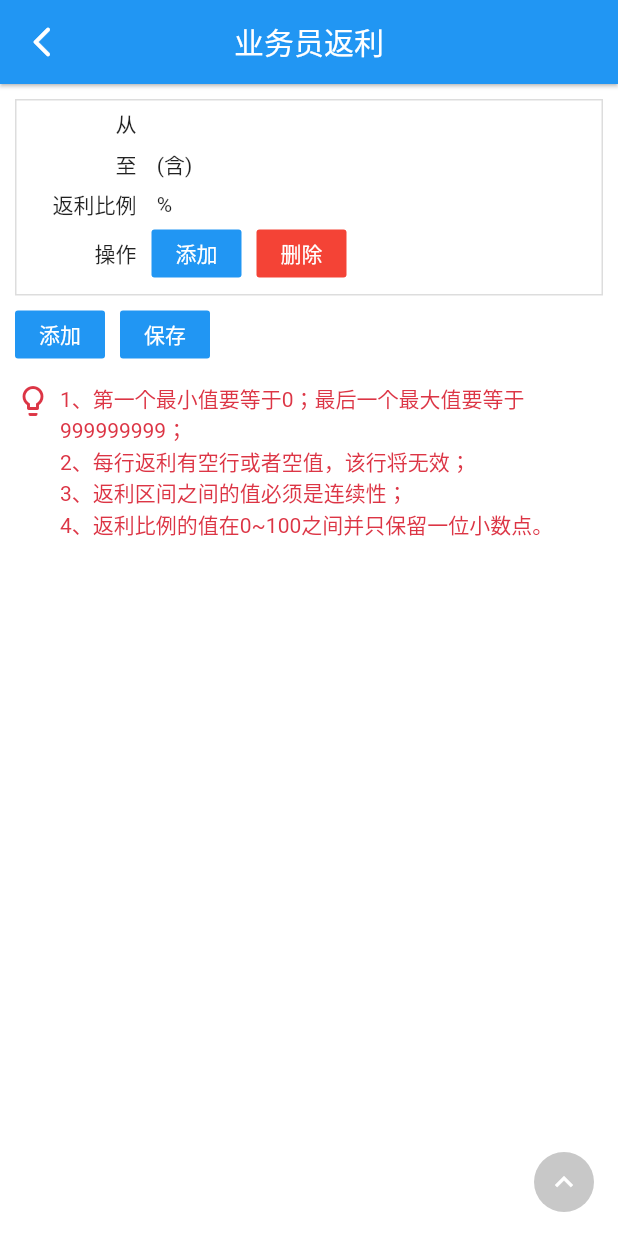
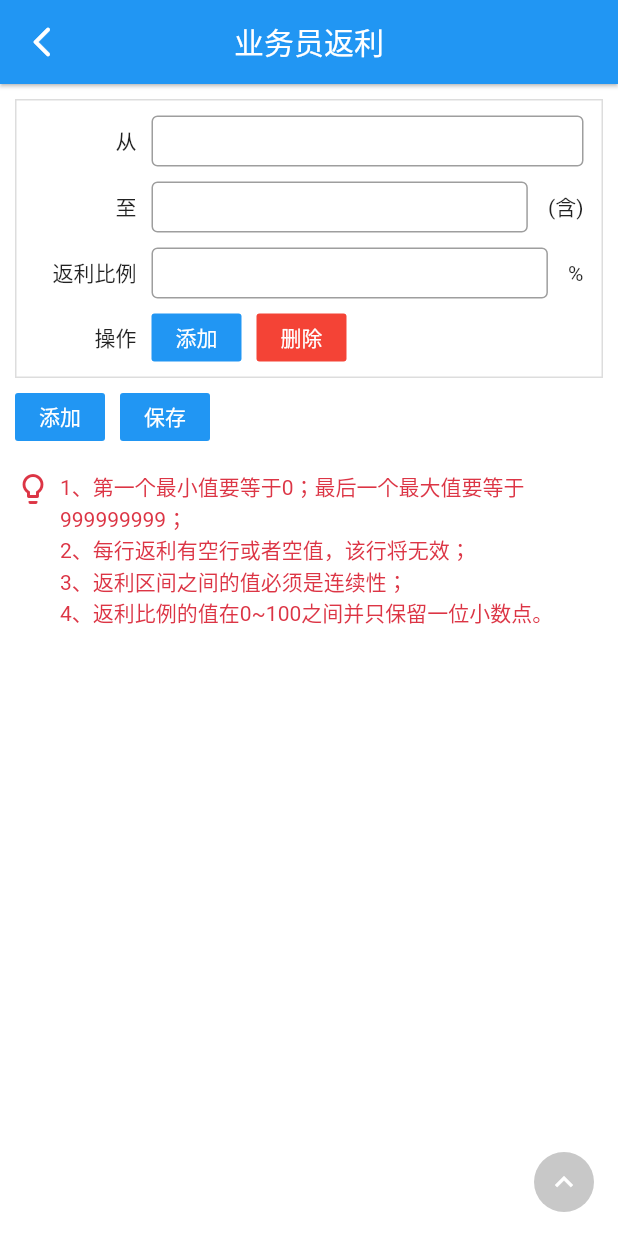
Before and after one commit to j787701730/admin_flutter, a Flutter app: the RebateSaleMan screen opened by its route, after a tap on "添加", on a phone screen of 412 x 824 dp. Run offline on Flutter 3.47's test engine with Material 2 defaults, Android fonts, the phone set to English and light mode, and no system bars; drawn by our look-alikes of pull_to_refresh; our stand-ins replace charts_flutter, cookie_jar, dio, dio_cookie_manager, flutter_datetime_picker, flutter_html and 5 more; missing offline and left inert: flutter_luban, fluwx; accounts and stored records are empty; network calls fail.

Commit message:
业务员返利比例修改

```diff
--- a/lib/plugin/input.dart
+++ b/lib/plugin/input.dart
@@ -56,7 +56,7 @@ class _InputState extends State<Input> {
           Container(
             width: widget.labelWidth ?? 80,
             alignment: Alignment.centerRight,
-            margin: EdgeInsets.only(right: 10, top: widget.marginTop),
+            margin: EdgeInsets.only(right: widget.label == '' ? 0 : 10, top: widget.marginTop),
             child: Row(
               mainAxisAlignment: MainAxisAlignment.end,
               children: <Widget>[
--- a/lib/rebate/rebate_sale_man.dart
+++ b/lib/rebate/rebate_sale_man.dart
@@ -1,11 +1,13 @@
 import 'dart:async';
 import 'dart:convert';
 
+import 'package:admin_flutter/plugin/input.dart';
 import 'package:admin_flutter/primary_button.dart';
 import 'package:admin_flutter/style.dart';
 import 'package:admin_flutter/utils.dart';
 import 'package:flutter/cupertino.dart';
 import 'package:flutter/material.dart';
+import 'package:fluttertoast/fluttertoast.dart';
 import 'package:pull_to_refresh/pull_to_refresh.dart';
 
 class RebateSaleMan extends StatefulWidget {
@@ -108,9 +110,10 @@ class _RebateSaleManState extends State<RebateSaleMan> {
   }
 
   save() {
-    print(ajaxData);
     List arr = [];
     int sort = 1;
+    bool flag = true;
+    List msg = [];
     for (var o in ajaxData) {
       if (o['left_value'] != null &&
           o['right_value'] != null &&
@@ -123,10 +126,35 @@ class _RebateSaleManState extends State<RebateSaleMan> {
         sort += 1;
       }
     }
-    if (arr.length == 1) {
-    } else {}
+    if (arr.length == 0) {
+      msg.add('请设置成长规则');
+    } else {
+      for (var i = 0; i < ajaxData.length; i++) {
+        if (int.parse('${ajaxData[i]['left_value']}') > int.parse('${ajaxData[i]['right_value']}')) {
+          msg.add('规则的最大值 ${ajaxData[i]['right_value']} 要大于最后一条规则的最小值 ${ajaxData[i]['left_value']}');
+          flag = false;
+        }
+        if (i == 0) {
+          if ('${ajaxData[0]['left_value']}' != '0') {
+            msg.add('第一条规则的最小值要从0开始');
+            flag = false;
+          }
+        } else {
+          if (int.parse('${ajaxData[i]['left_value']}') != int.parse('${ajaxData[i - 1]['right_value']}') + 1) {
+            msg.add('规则在最小值 ${ajaxData[i]['left_value']} 要等于前一条规则最大值 ${ajaxData[i - 1]['right_value']} 加 1 , 请修改! ');
+            flag = false;
+          }
+        }
+        if (i == ajaxData.length - 1) {
+          if ('${ajaxData[i]['right_value']}' != '999999999') {
+            msg.add('最后一条规则的最大值要等于999999999');
+            flag = false;
+          }
+        }
+      }
+    }
     FocusScope.of(context).requestFocus(FocusNode());
-    return;
+    if (flag) {
       ajax(
         'Adminrelas-RebateManage-setSalesmanRate',
         {
@@ -137,6 +165,13 @@ class _RebateSaleManState extends State<RebateSaleMan> {
         () {},
         _context,
       );
+    } else {
+      Fluttertoast.showToast(
+        msg: '${msg.join(', ')}',
+        toastLength: Toast.LENGTH_SHORT,
+        gravity: ToastGravity.CENTER,
+      );
+    }
   }
 
   @override
@@ -177,20 +212,79 @@ class _RebateSaleManState extends State<RebateSaleMan> {
                                   ),
                                 ),
                                 margin: EdgeInsets.only(bottom: 10),
-                                padding: EdgeInsets.only(top: 5, bottom: 5),
+                                padding: EdgeInsets.only(top: 10, right: 12),
                                 child: Column(
                                   crossAxisAlignment: CrossAxisAlignment.start,
                                   children: columns.map<Widget>((col) {
                                     Widget con = Text('${item[col['key']] ?? ''}');
                                     switch (col['key']) {
+                                      case 'left_value':
+                                        con = Input(
+                                          label: '',
+                                          onChanged: (val) {
+                                            setState(() {
+                                              item['left_value'] = val;
+                                            });
+                                          },
+                                          labelWidth: 0,
+                                          value: '${item['left_value']}',
+                                        );
+                                        break;
                                       case 'right_value':
-                                        con = Text('${item['right_value']} (含)');
+                                        con = Row(
+                                          crossAxisAlignment: CrossAxisAlignment.center,
+                                          children: <Widget>[
+                                            Expanded(
+                                              child: Input(
+                                                label: '',
+                                                onChanged: (val) {
+                                                  setState(() {
+                                                    item['right_value'] = val;
+                                                  });
+                                                },
+                                                labelWidth: 0,
+                                                value: '${item['right_value']}',
+                                              ),
+                                            ),
+                                            Container(
+                                              margin: EdgeInsets.only(
+                                                bottom: 10,
+                                                left: 10,
+                                              ),
+                                              child: Text(' (含)'),
+                                            ),
+                                          ],
+                                        );
                                         break;
                                       case 'rate':
-                                        con = Text('${item['rate']} %');
+                                        con = Row(
+                                          children: <Widget>[
+                                            Expanded(
+                                              child: Input(
+                                                label: '',
+                                                onChanged: (val) {
+                                                  setState(() {
+                                                    item['rate'] = val;
+                                                  });
+                                                },
+                                                labelWidth: 0,
+                                                value: '${item['rate']}',
+                                              ),
+                                            ),
+                                            Container(
+                                              margin: EdgeInsets.only(
+                                                bottom: 10,
+                                                left: 10,
+                                              ),
+                                              child: Text(' %'),
+                                            ),
+                                          ],
+                                        );
                                         break;
                                       case 'option':
-                                        con = Wrap(
+                                        con = Container(
+                                          margin: EdgeInsets.only(bottom: 10),
+                                          child: Wrap(
                                             runSpacing: 10,
                                             spacing: 10,
                                             children: <Widget>[
@@ -210,19 +304,21 @@ class _RebateSaleManState extends State<RebateSaleMan> {
                                                 child: Text('删除'),
                                               ),
                                             ],
+                                          ),
                                         );
                                         break;
                                     }
 
                                     return Container(
-                                      margin: EdgeInsets.only(bottom: 6),
                                       child: Row(
+                                        crossAxisAlignment: CrossAxisAlignment.center,
+                                        mainAxisAlignment: MainAxisAlignment.center,
                                         children: <Widget>[
                                           Container(
                                             width: 80,
                                             alignment: Alignment.centerRight,
                                             child: Text('${col['title']}'),
-                                            margin: EdgeInsets.only(right: 10),
+                                            margin: EdgeInsets.only(right: 10, bottom: 10),
                                           ),
                                           Expanded(flex: 1, child: con)
                                         ],
@@ -235,7 +331,7 @@ class _RebateSaleManState extends State<RebateSaleMan> {
                           ),
                   ),
             Container(
-              margin: EdgeInsets.only(bottom: 6),
+              margin: EdgeInsets.only(bottom: 10),
               child: Wrap(
                 spacing: 10,
                 children: <Widget>[
```
Lines whose indentation alone changed are shown as unchanged.
